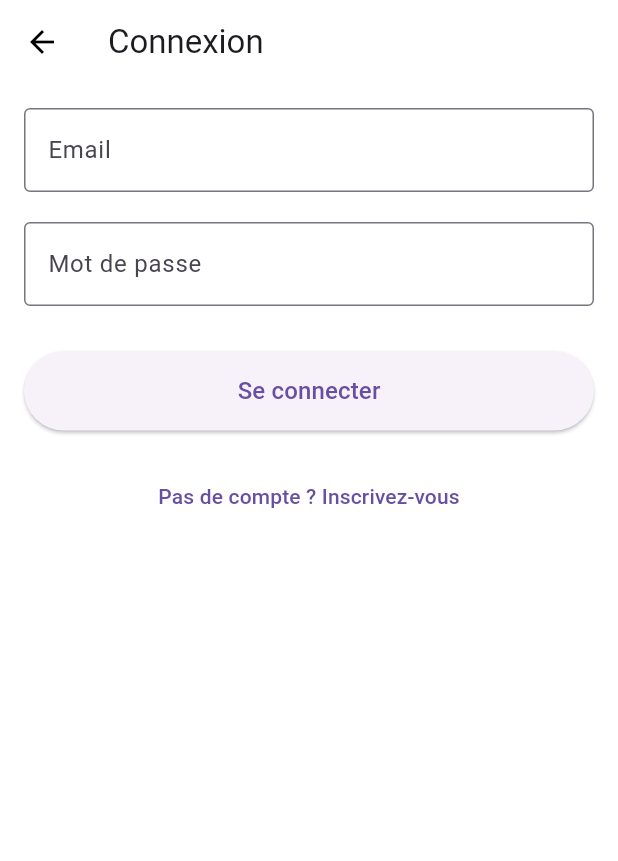
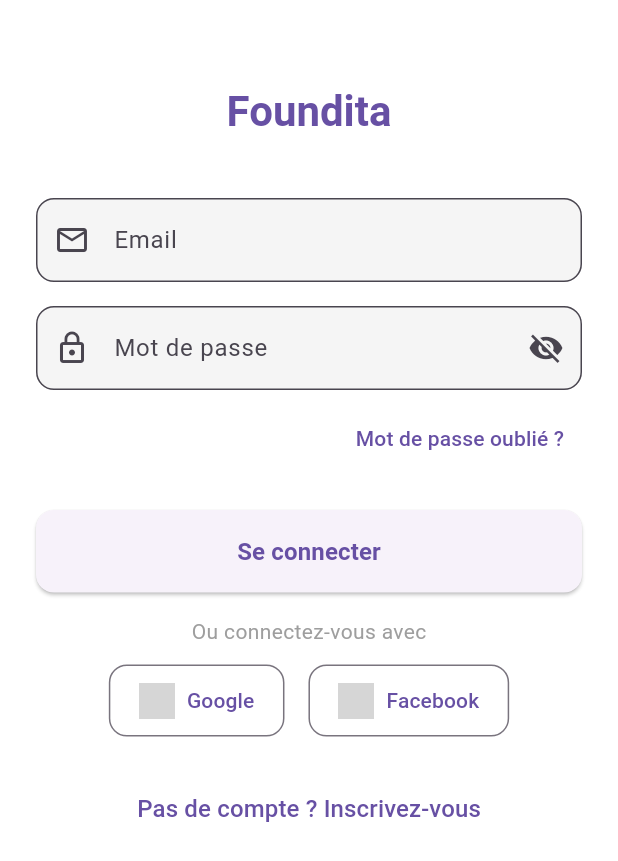
Before and after one commit to Dhia9030/FoundIt, a Flutter app: the LoginScreen screen opened by its route, on a phone screen of 412 x 824 dp. Shown: the top 861 px of the screen. Run offline on Flutter 3.47's test engine with Material 3 defaults, Android fonts, the phone set to English and light mode, and no system bars; our stand-ins replace cloud_firestore, firebase_auth, firebase_core, firebase_storage, flutter_svg, google_fonts and 1 more; accounts and stored records are empty; project files that could hold a hidden picture were left out; grey boxes are pictures that could not be loaded.

Commit message:
Updating Login

```diff
--- a/lib/screens/login_screen.dart
+++ b/lib/screens/login_screen.dart
@@ -3,6 +3,8 @@
 import 'package:foundita/providers/login_provider.dart';
 
 class LoginScreen extends StatefulWidget {
+  const LoginScreen({super.key});
+
   @override
   _LoginScreenState createState() => _LoginScreenState();
 }
@@ -11,7 +13,7 @@
   final _formKey = GlobalKey<FormState>();
   final _emailController = TextEditingController();
   final _passwordController = TextEditingController();
-  String? _successMessage;
+  bool _obscurePassword = true;
 
   Future<void> _loginWithEmail(BuildContext context) async {
     if (!_formKey.currentState!.validate()) return;
@@ -20,65 +22,167 @@
 
     try {
       await loginProvider.loginWithEmailAndPassword(
-        email: _emailController.text.trim(), // .trim() pour supprimer les espaces
+        email: _emailController.text.trim(),
         password: _passwordController.text,
       );
 
-      // Si la connexion réussit, afficher un message et naviguer si nécessaire
-      setState(() {
-        _successMessage = 'Connexion réussie !';
+      if (mounted) {
+        ScaffoldMessenger.of(context).showSnackBar(
+          const SnackBar(
+            content: Text('Connexion réussie !'),
+            backgroundColor: Colors.green,
+            duration: Duration(seconds: 2),
+          ),
+        );
+
+        Future.delayed(const Duration(seconds: 2), () {
+          if (mounted) {
+            Navigator.pushReplacementNamed(context, '/home');
+          }
         });
+      }
+    } catch (e) {
+      // Error is handled by the provider, displayed via Consumer
+    }
+  }
 
-      // Exemple : Redirection après 2 secondes
-      Future.delayed(Duration(seconds: 2), () {
-        Navigator.pushReplacementNamed(context, '/home'); // Remplacez par votre route
+  Future<void> _loginWithGoogle(BuildContext context) async {
+    final loginProvider = Provider.of<LoginProvider>(context, listen: false);
+
+    try {
+      await loginProvider.loginWithGoogle();
+
+      if (mounted) {
+        ScaffoldMessenger.of(context).showSnackBar(
+          const SnackBar(
+            content: Text('Connexion Google réussie !'),
+            backgroundColor: Colors.green,
+            duration: Duration(seconds: 2),
+          ),
+        );
+
+        Future.delayed(const Duration(seconds: 2), () {
+          if (mounted) {
+            Navigator.pushReplacementNamed(context, '/home');
+          }
         });
+      }
+    } catch (e) {
+      // Error is handled by the provider
+    }
+  }
 
+  Future<void> _loginWithFacebook(BuildContext context) async {
+    final loginProvider = Provider.of<LoginProvider>(context, listen: false);
+
+    try {
+      await loginProvider.loginWithFacebook();
+
+      if (mounted) {
+        ScaffoldMessenger.of(context).showSnackBar(
+          const SnackBar(
+            content: Text('Connexion Facebook réussie !'),
+            backgroundColor: Colors.green,
+            duration: Duration(seconds: 2),
+          ),
+        );
+
+        Future.delayed(const Duration(seconds: 2), () {
+          if (mounted) {
+            Navigator.pushReplacementNamed(context, '/home');
+          }
+        });
+      }
     } catch (e) {
-      // L'erreur est déjà gérée par le LoginProvider, pas besoin de setState ici
-      // Le Consumer affichera automatiquement loginProvider.error
+      // Error is handled by the provider
     }
   }
 
   @override
   Widget build(BuildContext context) {
     return Scaffold(
-      appBar: AppBar(title: Text('Connexion')),
-      body: Padding(
-        padding: const EdgeInsets.all(16.0),
+      body: SafeArea(
+        child: Padding(
+          padding: const EdgeInsets.symmetric(horizontal: 24.0, vertical: 16.0),
           child: Form(
             key: _formKey,
-          child: SingleChildScrollView( // Pour éviter les overflow sur petits écrans
+            child: SingleChildScrollView(
               child: Column(
-              mainAxisAlignment: MainAxisAlignment.center,
+                crossAxisAlignment: CrossAxisAlignment.center,
                 children: [
-                if (_successMessage != null)
-                  Padding(
-                    padding: const EdgeInsets.only(bottom: 16.0),
-                    child: Text(
-                      _successMessage!,
-                      style: TextStyle(color: Colors.green, fontSize: 16),
+                  const SizedBox(height: 40),
+                  // App Logo or Title
+                  Text(
+                    'Foundita',
+                    style: Theme.of(context).textTheme.headlineMedium?.copyWith(
+                          fontWeight: FontWeight.bold,
+                          color: Theme.of(context).primaryColor,
                         ),
                   ),
-
+                  const SizedBox(height: 40),
+                  // Email Field
+                  _buildEmailField(),
+                  const SizedBox(height: 16),
+                  // Password Field
+                  _buildPasswordField(),
+                  const SizedBox(height: 8),
+                  // Forgot Password Link
+                  Align(
+                    alignment: Alignment.centerRight,
+                    child: TextButton(
+                      onPressed: () {
+                        // TODO: Implement password reset navigation
+                        ScaffoldMessenger.of(context).showSnackBar(
+                          const SnackBar(
+                            content: Text('Fonctionnalité de réinitialisation à venir'),
+                          ),
+                        );
+                      },
+                      child: const Text('Mot de passe oublié ?'),
+                    ),
+                  ),
+                  const SizedBox(height: 24),
+                  // Error or Loading Indicator
                   Consumer<LoginProvider>(
                     builder: (context, loginProvider, _) {
                       return Column(
                         children: [
                           if (loginProvider.error != null)
-                          Padding(
-                            padding: const EdgeInsets.only(bottom: 16.0),
-                            child: Text(
-                              loginProvider.error!,
-                              style: TextStyle(color: Colors.red, fontSize: 16),
+                            _buildErrorMessage(loginProvider.error!),
+                          if (loginProvider.isLoading)
+                            const CircularProgressIndicator()
+                          else
+                            _buildLoginButton(context),
+                        ],
+                      );
+                    },
+                  ),
+                  const SizedBox(height: 16),
+                  // Social Login Buttons
+                  _buildSocialLoginButtons(context),
+                  const SizedBox(height: 24),
+                  // Register Link
+                  _buildRegisterButton(),
+                ],
               ),
             ),
+          ),
+        ),
+      ),
+    );
+  }
 
-                        TextFormField(
+  Widget _buildEmailField() {
+    return TextFormField(
       controller: _emailController,
       decoration: InputDecoration(
         labelText: 'Email',
-                            border: OutlineInputBorder(),
+        prefixIcon: const Icon(Icons.email_outlined),
+        border: OutlineInputBorder(
+          borderRadius: BorderRadius.circular(12),
+        ),
+        filled: true,
+        fillColor: Colors.grey[100],
       ),
       keyboardType: TextInputType.emailAddress,
       validator: (value) {
@@ -90,17 +194,32 @@
         }
         return null;
       },
-                        ),
+    );
+  }
 
-                        SizedBox(height: 20),
-
-                        TextFormField(
+  Widget _buildPasswordField() {
+    return TextFormField(
       controller: _passwordController,
       decoration: InputDecoration(
         labelText: 'Mot de passe',
-                            border: OutlineInputBorder(),
+        prefixIcon: const Icon(Icons.lock_outline),
+        suffixIcon: IconButton(
+          icon: Icon(
+            _obscurePassword ? Icons.visibility_off : Icons.visibility,
           ),
-                          obscureText: true,
+          onPressed: () {
+            setState(() {
+              _obscurePassword = !_obscurePassword;
+            });
+          },
+        ),
+        border: OutlineInputBorder(
+          borderRadius: BorderRadius.circular(12),
+        ),
+        filled: true,
+        fillColor: Colors.grey[100],
+      ),
+      obscureText: _obscurePassword,
       validator: (value) {
         if (value == null || value.isEmpty) {
           return 'Veuillez entrer votre mot de passe';
@@ -110,44 +229,111 @@
         }
         return null;
       },
-                        ),
+    );
+  }
 
-                        SizedBox(height: 30),
-
-                        if (loginProvider.isLoading)
-                          CircularProgressIndicator()
-                        else
-                          SizedBox(
+  Widget _buildLoginButton(BuildContext context) {
+    return SizedBox(
       width: double.infinity,
       child: ElevatedButton(
         style: ElevatedButton.styleFrom(
-                                padding: EdgeInsets.symmetric(vertical: 15),
+          padding: const EdgeInsets.symmetric(vertical: 16),
+          shape: RoundedRectangleBorder(
+            borderRadius: BorderRadius.circular(12),
+          ),
         ),
         onPressed: () => _loginWithEmail(context),
-                              child: Text(
+        child: const Text(
           'Se connecter',
-                                style: TextStyle(fontSize: 16),
+          style: TextStyle(fontSize: 16, fontWeight: FontWeight.bold),
+        ),
+      ),
+    );
+  }
+
+  Widget _buildSocialLoginButtons(BuildContext context) {
+    return Column(
+      children: [
+        const Text(
+          'Ou connectez-vous avec',
+          style: TextStyle(color: Colors.grey),
+        ),
+        const SizedBox(height: 12),
+        Row(
+          mainAxisAlignment: MainAxisAlignment.center,
+          children: [
+            // Google Button
+            OutlinedButton.icon(
+              onPressed: () => _loginWithGoogle(context),
+              icon: Image.asset(
+                'assets/images/google_logo.png', // Add Google logo in assets
+                height: 24,
+              ),
+              label: const Text('Google'),
+              style: OutlinedButton.styleFrom(
+                padding:
+                    const EdgeInsets.symmetric(horizontal: 20, vertical: 12),
+                shape: RoundedRectangleBorder(
+                  borderRadius: BorderRadius.circular(12),
                 ),
               ),
             ),
-
-                        SizedBox(height: 20),
-
-                        TextButton(
-                          onPressed: () {
-                            // Navigation vers l'écran d'inscription
-                            Navigator.pushNamed(context, '/register');
-                          },
-                          child: Text('Pas de compte ? Inscrivez-vous'),
+            const SizedBox(width: 16),
+            // Facebook Button
+            OutlinedButton.icon(
+              onPressed: () => _loginWithFacebook(context),
+              icon: Image.asset(
+                'assets/images/facebook_logo.png', // Add Facebook logo in assets
+                height: 24,
+              ),
+              label: const Text('Facebook'),
+              style: OutlinedButton.styleFrom(
+                padding:
+                    const EdgeInsets.symmetric(horizontal: 20, vertical: 12),
+                shape: RoundedRectangleBorder(
+                  borderRadius: BorderRadius.circular(12),
+                ),
+              ),
+            ),
+          ],
         ),
       ],
     );
-                  },
+  }
+
+  Widget _buildErrorMessage(String message) {
+    return Padding(
+      padding: const EdgeInsets.only(bottom: 16.0),
+      child: Container(
+        padding: const EdgeInsets.all(12),
+        decoration: BoxDecoration(
+          color: Colors.red[100],
+          borderRadius: BorderRadius.circular(8),
+        ),
+        child: Row(
+          children: [
+            const Icon(Icons.error_outline, color: Colors.red),
+            const SizedBox(width: 8),
+            Expanded(
+              child: Text(
+                message,
+                style: const TextStyle(color: Colors.red, fontSize: 14),
+              ),
             ),
           ],
         ),
       ),
-        ),
+    );
+  }
+
+  Widget _buildRegisterButton() {
+    return TextButton(
+      onPressed: () {
+        Navigator.pushNamed(context, '/register');
+      },
+      child: const Text(
+        'Pas de compte ? Inscrivez-vous',
+        style: TextStyle(fontSize: 16),
       ),
     );
   }
```
Also changed, not shown: lib/main.dart (+10 -0 lines), lib/providers/login_provider.dart (+32 -33 lines), lib/services/login_service.dart (+21 -3 lines). Lines whose indentation alone changed are shown as unchanged.
